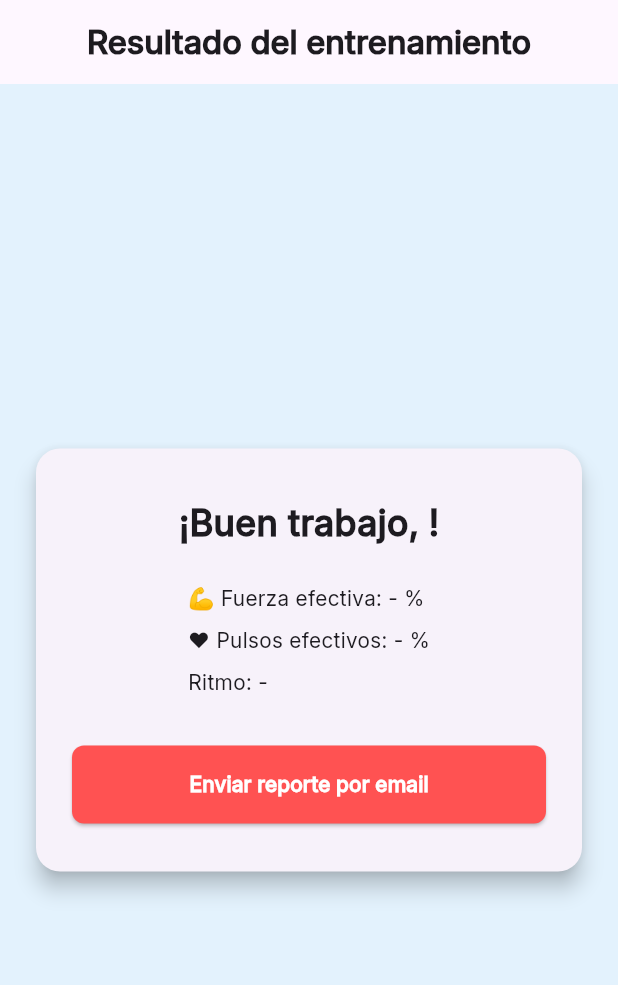
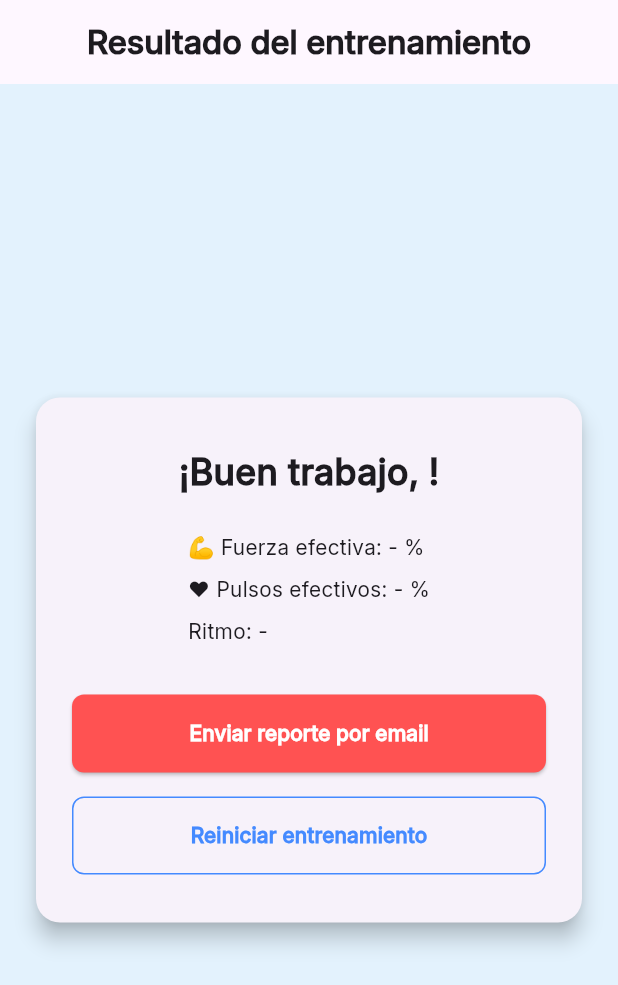
Before and after one commit to Roninomb/App_ProyectoFinal, a Flutter app: the ResultadoScreen screen opened by its route, on a phone screen of 412 x 824 dp. Shown: the top 985 px of the screen. Run offline on Flutter 3.47's test engine with Material 3 defaults, Android fonts, the phone set to English and light mode, and no system bars; our stand-ins replace flutter_riverpod, go_router, permission_handler; missing offline and left inert: flutter_reactive_ble.

Commit message:
Boton de regresion

```diff
--- a/lib/screens/resultado_screen.dart
+++ b/lib/screens/resultado_screen.dart
@@ -1,7 +1,8 @@
 import 'package:flutter/material.dart';
 import 'package:flutter_riverpod/flutter_riverpod.dart';
+import 'package:go_router/go_router.dart';
 import '../providers/user_provider.dart';
-import '../providers/training_provider.dart'; // Provider central
+import '../providers/training_provider.dart';
 import '../services/email_service.dart';
 
 class ResultadoScreen extends ConsumerWidget {
@@ -11,7 +12,7 @@ class ResultadoScreen extends ConsumerWidget {
   Widget build(BuildContext context, WidgetRef ref) {
     final nombre = ref.watch(nombreProvider);
     final email = ref.watch(emailProvider);
-    final training = ref.watch(trainingProvider); // fuerza%, pulsos%, total?/ritmo?
+    final training = ref.watch(trainingProvider);
 
     String fmtPct(num? v) => (v == null) ? '-' : v.toString();
 
@@ -29,11 +30,9 @@ class ResultadoScreen extends ConsumerWidget {
           email: email,
           fuerza: training.fuerza?.toString() ?? '',
           pulsos: training.pulsos?.toString() ?? '',
-          // Compat: mientras el template use "ritmo", enviamos total como ritmo si existe
           ritmo: training.total != null
               ? '${training.total}'
               : (training.ritmo?.toString() ?? ''),
-          // Si actualizás el email_service.dart para aceptar 'total', podés usar eso en su lugar.
         );
 
         if (!context.mounted) return;
@@ -46,6 +45,13 @@ class ResultadoScreen extends ConsumerWidget {
           SnackBar(content: Text('Error al enviar email: $e')),
         );
       }
+    }
+
+    void volverAlInicio() {
+      // Limpia el estado del entrenamiento
+      ref.read(trainingProvider.notifier).reset();
+      // Navega al home
+      context.go('/');
     }
 
     return Scaffold(
@@ -79,7 +85,7 @@ class ResultadoScreen extends ConsumerWidget {
                 ),
                 const SizedBox(height: 24),
 
-                // Métricas (compat: muestra total si viene; si no, muestra ritmo bool)
+                // Métricas
                 Column(
                   crossAxisAlignment: CrossAxisAlignment.start,
                   children: [
@@ -96,6 +102,7 @@ class ResultadoScreen extends ConsumerWidget {
 
                 const SizedBox(height: 32),
 
+                // Botón de enviar email
                 SizedBox(
                   width: double.infinity,
                   child: ElevatedButton(
@@ -114,6 +121,30 @@ class ResultadoScreen extends ConsumerWidget {
                     ),
                   ),
                 ),
+
+                const SizedBox(height: 16),
+
+                // 🏠 Botón para volver al inicio y resetear provider
+                SizedBox(
+                  width: double.infinity,
+                  child: OutlinedButton(
+                    onPressed: volverAlInicio,
+                    style: OutlinedButton.styleFrom(
+                      padding: const EdgeInsets.symmetric(vertical: 16),
+                      side: const BorderSide(color: Colors.blueAccent),
+                      shape: RoundedRectangleBorder(
+                        borderRadius: BorderRadius.circular(8),
+                      ),
+                    ),
+                    child: const Text(
+                      'Reiniciar entrenamiento',
+                      style: TextStyle(
+                        color: Colors.blueAccent,
+                        fontWeight: FontWeight.bold,
+                      ),
+                    ),
+                  ),
+                ),
               ],
             ),
           ),
```
Also changed, not shown: 1 other file.
